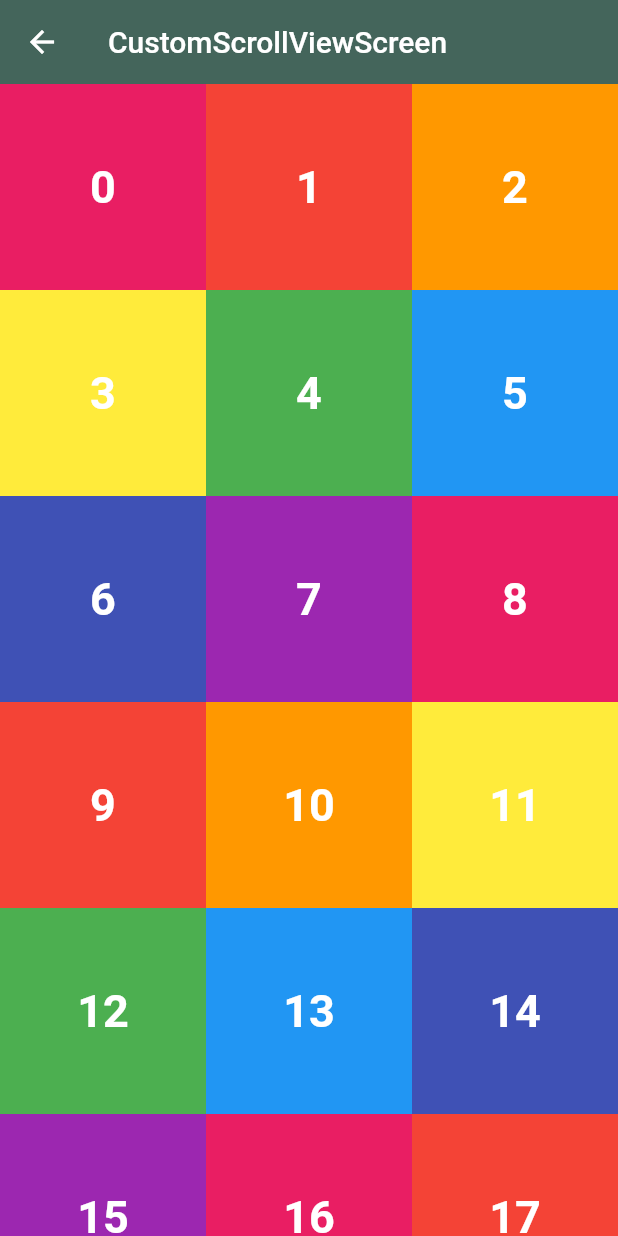
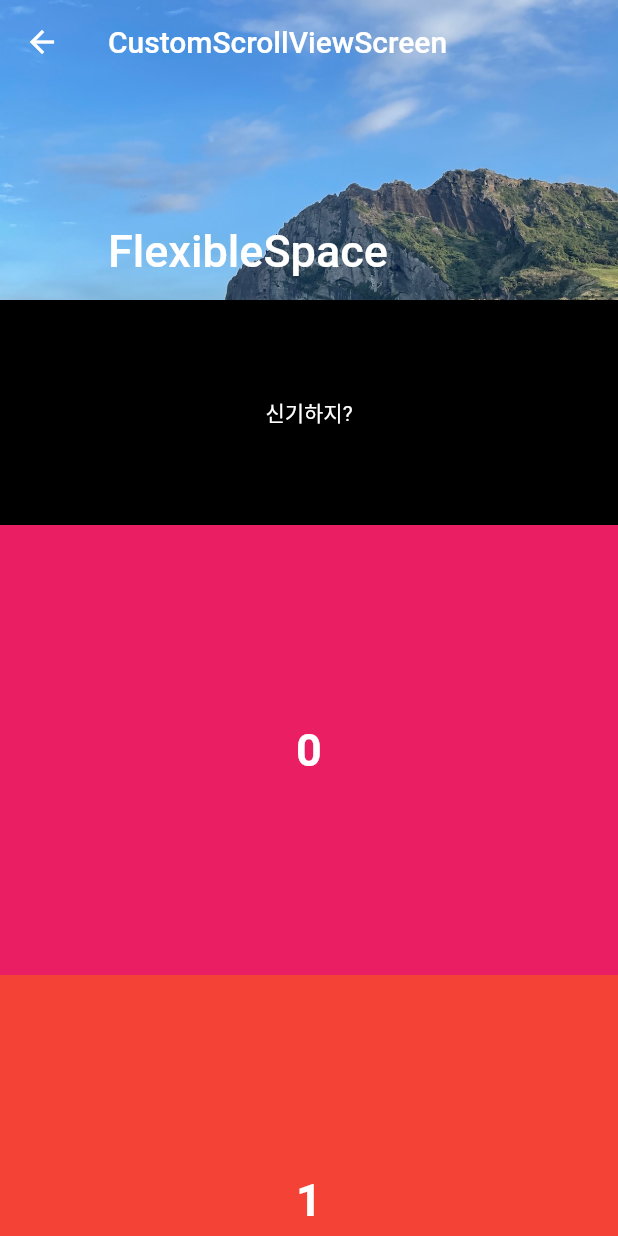
Before and after one commit to orientpine/flutterstudy, a Flutter app: the screen it shows after launch, after a tap on "CustomScrollViewScreen", on a phone screen of 412 x 824 dp. Run offline on Flutter 3.47's test engine with Material 2 defaults, Android fonts, the light colour scheme and no system bars; our stand-ins replace drift, geolocator, get_it, google_maps_flutter, image_picker, permission_handler and 3 more; missing offline and left inert: agora_rtc_engine; accounts and stored records are empty; generated files the repository leaves out were written again.

Commit message:
오늘 공부 끝

```diff
--- a/scrollable_widget_study/lib/screen/custom_scroll_view_screen.dart
+++ b/scrollable_widget_study/lib/screen/custom_scroll_view_screen.dart
@@ -2,6 +2,46 @@
 
 import 'package:flutter/material.dart';
 import 'package:scrollable_widget_study/const/colors.dart';
+
+class _SliverFixedHeaderDelegate extends SliverPersistentHeaderDelegate {
+  final Widget child;
+  final double maxHeight;
+  final double minHeight;
+
+  _SliverFixedHeaderDelegate({
+    required this.child,
+    required this.maxHeight,
+    required this.minHeight,
+  });
+  // ignore: empty_constructor_bodies
+  @override
+  Widget build(
+      BuildContext context, double shrinkOffset, bool overlapsContent) {
+    return SizedBox.expand(
+      child: child,
+    );
+  }
+
+  @override
+  // TODO: implement maxExtent
+  double get maxExtent => maxHeight;
+
+  @override
+  // TODO: implement minExtent
+  double get minExtent => minHeight;
+
+  @override
+  // covariant - 상속된 클래스도 사용가능
+  // oldDelegate - build가 실행이 됐을 때 이전 Delegate
+  // this - 새로운 delegate
+  // ShouldRebuild - 새로 build를 해야할지 말지 결정
+  // false - build 안함
+  bool shouldRebuild(_SliverFixedHeaderDelegate oldDelegate) {
+    return oldDelegate.maxHeight != maxHeight ||
+        oldDelegate.minHeight != minHeight ||
+        oldDelegate.child != child;
+  }
+}
 
 class CustomScrollViewScreen extends StatelessWidget {
   List<int> numbers = List.generate(100, (index) => index);
@@ -17,15 +57,63 @@ class CustomScrollViewScreen extends StatelessWidget {
         ),
         // ignore: prefer_const_literals_to_create_immutables
         slivers: [
-        SliverAppBar(
+          renderSliverAppbar(),
+          renderSliverPersistentHeader(),
+          renderChildBuilderList(),
+          renderSliverPersistentHeader(),
+          renderChildBuilderGrid(),
+          renderChildBuilderList(),
+        ],
+      ),
+    );
+  }
+
+  SliverPersistentHeader renderSliverPersistentHeader() {
+    return SliverPersistentHeader(
+      pinned: true,
+      delegate: _SliverFixedHeaderDelegate(
+        child: Container(
+          color: Colors.black,
+          child: Center(
+            child: Text(
+              '신기하지?',
+              style: TextStyle(
+                color: Colors.white,
+              ),
+            ),
+          ),
+        ),
+        maxHeight: 150,
+        minHeight: 75,
+      ),
+    );
+  }
+
+  // AppBar
+  SliverAppBar renderSliverAppbar() {
+    return SliverAppBar(
+      // 스크롤 했을 때 리스트의 중간에도 Appbar가 내려오게 할 수 있음.
+      floating: true,
+      // 스크롤을 해도 Appbar가 고정되어 있음.
+      pinned: false,
+      // 살짝만 움직여도 애니메이션은 풀로 동작함
+      snap: true,
+      stretch: true,
+      expandedHeight: 200,
+      collapsedHeight: 150,
+      flexibleSpace: FlexibleSpaceBar(
+        background: Image.asset(
+          'asset/img/image_1.jpeg',
+          fit: BoxFit.cover,
+        ),
+        title: Text(
+          'FlexibleSpace',
+        ),
+      ),
       title: Text(
         'CustomScrollViewScreen',
       ),
-        ),
-        renderChildBuilderGrid(),
-        renderChildBuilderList()
-      ],
-    ));
+    );
   }
 
   SliverList renderChildList() {
@@ -48,7 +136,7 @@ class CustomScrollViewScreen extends StatelessWidget {
           return renderContainer(
               color: rainbowColors[index % rainbowColors.length], index: index);
         },
-        childCount: 100,
+        childCount: 10,
       ),
     );
   }
--- a/scrollable_widget_study/pubspec.yaml
+++ b/scrollable_widget_study/pubspec.yaml
@@ -61,6 +61,8 @@ flutter:
   # assets:
   #   - images/a_dot_burr.jpeg
   #   - images/a_dot_ham.jpeg
+  assets:
+    - asset/img/
 
   # An image asset can refer to one or more resolution-specific "variants", see
   # https://flutter.dev/assets-and-images/#resolution-aware
```
Also changed, not shown: scrollable_widget_study/lib/screen/home_screen.dart (+9 -0 lines), scrollable_widget_study/lib/screen/refresh_indicator_screen.dart (added, +55 -0 lines), scrollable_widget_study/lib/screen/scrollbar_screen.dart (added, +50 -0 lines), scrollable_widget_study/asset/img/image_1.jpeg (added), scrollable_widget_study/asset/img/image_2.jpeg (added), scrollable_widget_study/asset/img/image_3.jpeg (added), scrollable_widget_study/asset/img/image_4.jpeg (added), scrollable_widget_study/asset/img/image_5.jpeg (added). Lines whose indentation alone changed are shown as unchanged.
